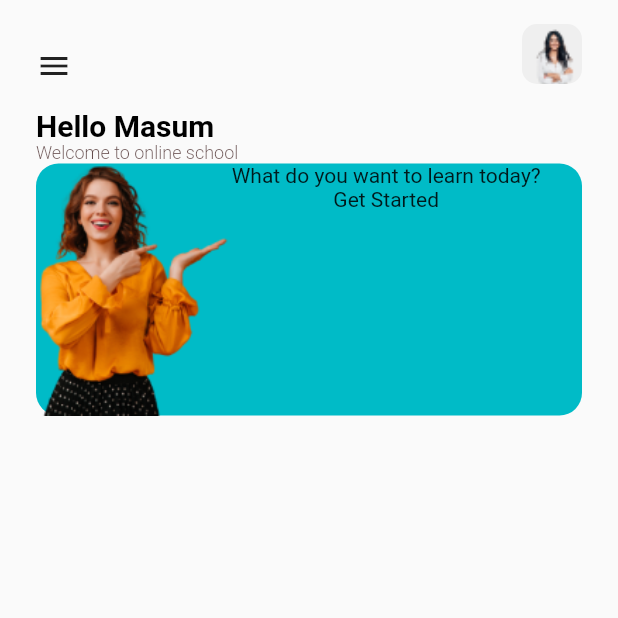
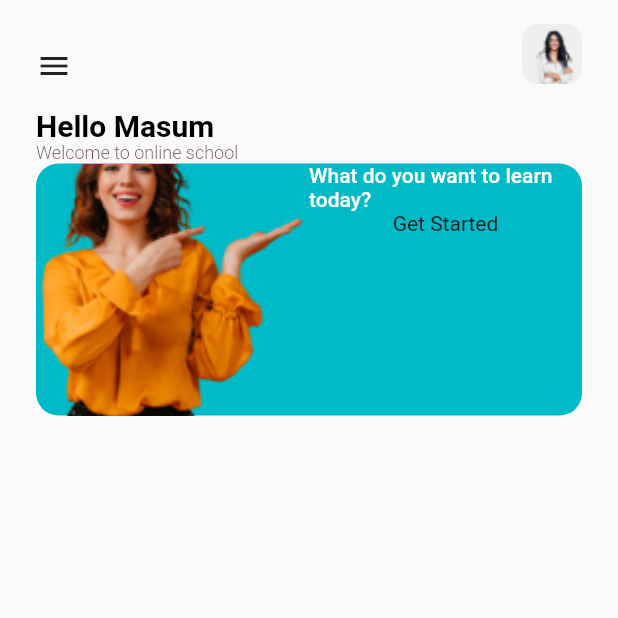
Before and after one commit to romofel/flutter-ui_practice-online_school, a Flutter app: the screen it shows after launch, on a phone screen of 412 x 824 dp, the top half of it. Run offline on Flutter 3.47's test engine with Material 2 defaults, Android fonts, the phone set to English and light mode, and no system bars; our stand-ins replace google_fonts.

Commit message:
Set sizing for row children and style text.
Give each child of row equal space by wrapping both children in
Expanded. Style the text to match the design

```diff
--- a/lib/screens/home_screen.dart
+++ b/lib/screens/home_screen.dart
@@ -66,17 +66,28 @@ class HomeScreen extends StatelessWidget {
                 ),
                 child: Row(
                   children: [
-                    const Image(
+                    const Expanded(
+                      child: Image(
                         image: AssetImage('assets/images/hero_girl.png'),
                         fit: BoxFit.cover,
                       ),
-                    Column(
+                    ),
+                    Expanded(
+                      child: Column(
                         children: [
-                        Text('What do you want to learn today?'),
+                          Text(
+                            'What do you want to learn today?',
+                            style: GoogleFonts.lexendExa(
+                              color: Colors.white,
+                              fontSize: 14,
+                              fontWeight: FontWeight.w500,
+                            ),
+                          ),
                           Container(
                             child: Text('Get Started'),
                           ),
                         ],
+                      ),
                     ),
                   ],
                 ),
```
Lines whose indentation alone changed are shown as unchanged.
